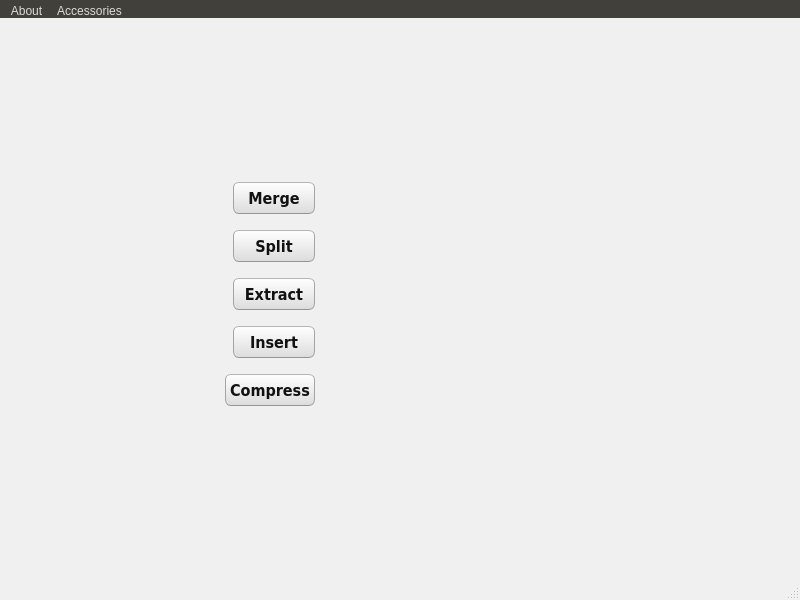
This is mainwindow.ui in FATelarico/PDFutils as Qt 5 draws it before an edit. The edited form follows.
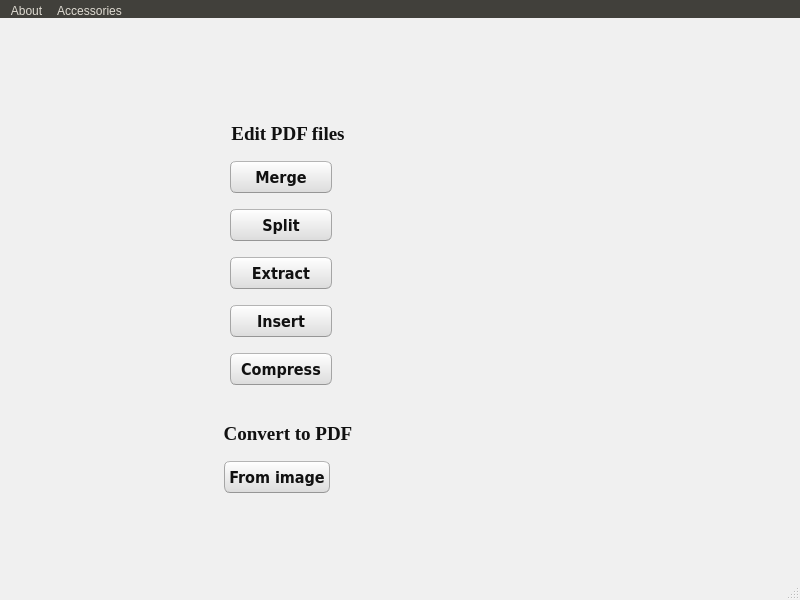
This is the edited form. Icons and pictures are not drawn.

```diff
--- a/mainwindow.ui
+++ b/mainwindow.ui
@@ -528,13 +528,31 @@
 }</string>
   </property>
   <widget class="QWidget" name="centralwidget">
+   <property name="minimumSize">
+    <size>
+     <width>800</width>
+     <height>600</height>
+    </size>
+   </property>
+   <property name="maximumSize">
+    <size>
+     <width>800</width>
+     <height>600</height>
+    </size>
+   </property>
+   <property name="baseSize">
+    <size>
+     <width>800</width>
+     <height>600</height>
+    </size>
+   </property>
    <widget class="QWidget" name="gridLayoutWidget">
     <property name="geometry">
      <rect>
       <x>-1</x>
       <y>0</y>
       <width>801</width>
-      <height>551</height>
+      <height>581</height>
      </rect>
     </property>
     <layout class="QGridLayout" name="grid00">
@@ -575,6 +593,28 @@
         </spacer>
        </item>
        <item>
+        <widget class="QFrame" name="verticalFrame">
+         <property name="minimumSize">
+          <size>
+           <width>0</width>
+           <height>0</height>
+          </size>
+         </property>
+         <layout class="QVBoxLayout" name="verticalLayout_7">
+          <item>
+           <spacer name="vpsc08a">
+            <property name="orientation">
+             <enum>Qt::Vertical</enum>
+            </property>
+            <property name="sizeHint" stdset="0">
+             <size>
+              <width>20</width>
+              <height>40</height>
+             </size>
+            </property>
+           </spacer>
+          </item>
+          <item>
         <layout class="QVBoxLayout" name="vbox02">
          <property name="spacing">
           <number>16</number>
@@ -592,17 +632,21 @@
           <number>2</number>
          </property>
          <item>
-          <spacer name="vpsc02b">
-           <property name="orientation">
-            <enum>Qt::Vertical</enum>
-           </property>
-           <property name="sizeHint" stdset="0">
-            <size>
-             <width>20</width>
-             <height>40</height>
-            </size>
-           </property>
-          </spacer>
+             <widget class="QLabel" name="label">
+              <property name="font">
+               <font>
+                <family>Liberation Serif</family>
+                <pointsize>14</pointsize>
+                <bold>true</bold>
+               </font>
+              </property>
+              <property name="text">
+               <string>Edit PDF files</string>
+              </property>
+              <property name="alignment">
+               <set>Qt::AlignCenter</set>
+              </property>
+             </widget>
          </item>
          <item>
           <layout class="QHBoxLayout" name="hbox03">
@@ -1076,15 +1120,173 @@
            <property name="orientation">
             <enum>Qt::Vertical</enum>
            </property>
+              <property name="sizeType">
+               <enum>QSizePolicy::MinimumExpanding</enum>
+              </property>
            <property name="sizeHint" stdset="0">
             <size>
              <width>20</width>
-             <height>40</height>
+                <height>20</height>
             </size>
            </property>
           </spacer>
          </item>
-        </layout>
+            <item>
+             <layout class="QVBoxLayout" name="vbox08">
+              <property name="spacing">
+               <number>16</number>
+              </property>
+              <property name="leftMargin">
+               <number>2</number>
+              </property>
+              <property name="topMargin">
+               <number>2</number>
+              </property>
+              <property name="rightMargin">
+               <number>2</number>
+              </property>
+              <property name="bottomMargin">
+               <number>2</number>
+              </property>
+              <item>
+               <widget class="QLabel" name="label2">
+                <property name="font">
+                 <font>
+                  <family>Liberation Serif</family>
+                  <pointsize>14</pointsize>
+                  <bold>true</bold>
+                 </font>
+                </property>
+                <property name="text">
+                 <string>Convert to PDF</string>
+                </property>
+                <property name="alignment">
+                 <set>Qt::AlignCenter</set>
+                </property>
+               </widget>
+              </item>
+              <item>
+               <layout class="QHBoxLayout" name="hbox09">
+                <property name="spacing">
+                 <number>16</number>
+                </property>
+                <property name="leftMargin">
+                 <number>2</number>
+                </property>
+                <property name="rightMargin">
+                 <number>64</number>
+                </property>
+                <item>
+                 <widget class="QLabel" name="icon09">
+                  <property name="minimumSize">
+                   <size>
+                    <width>24</width>
+                    <height>24</height>
+                   </size>
+                  </property>
+                  <property name="maximumSize">
+                   <size>
+                    <width>32</width>
+                    <height>32</height>
+                   </size>
+                  </property>
+                  <property name="baseSize">
+                   <size>
+                    <width>32</width>
+                    <height>32</height>
+                   </size>
+                  </property>
+                  <property name="text">
+                   <string/>
+                  </property>
+                  <property name="pixmap">
+                   <pixmap resource="media.qrc">:/media/image.svg</pixmap>
+                  </property>
+                  <property name="scaledContents">
+                   <bool>true</bool>
+                  </property>
+                  <property name="alignment">
+                   <set>Qt::AlignRight|Qt::AlignTrailing|Qt::AlignVCenter</set>
+                  </property>
+                 </widget>
+                </item>
+                <item>
+                 <widget class="QPushButton" name="btn09_img">
+                  <property name="sizePolicy">
+                   <sizepolicy hsizetype="Preferred" vsizetype="Fixed">
+                    <horstretch>0</horstretch>
+                    <verstretch>0</verstretch>
+                   </sizepolicy>
+                  </property>
+                  <property name="minimumSize">
+                   <size>
+                    <width>64</width>
+                    <height>32</height>
+                   </size>
+                  </property>
+                  <property name="maximumSize">
+                   <size>
+                    <width>256</width>
+                    <height>32</height>
+                   </size>
+                  </property>
+                  <property name="baseSize">
+                   <size>
+                    <width>128</width>
+                    <height>32</height>
+                   </size>
+                  </property>
+                  <property name="font">
+                   <font>
+                    <family>DejaVu Sans Condensed</family>
+                    <pointsize>12</pointsize>
+                    <bold>true</bold>
+                   </font>
+                  </property>
+                  <property name="mouseTracking">
+                   <bool>true</bool>
+                  </property>
+                  <property name="tabletTracking">
+                   <bool>false</bool>
+                  </property>
+                  <property name="autoFillBackground">
+                   <bool>false</bool>
+                  </property>
+                  <property name="text">
+                   <string>From image</string>
+                  </property>
+                  <property name="iconSize">
+                   <size>
+                    <width>24</width>
+                    <height>24</height>
+                   </size>
+                  </property>
+                 </widget>
+                </item>
+               </layout>
+              </item>
+             </layout>
+            </item>
+           </layout>
+          </item>
+          <item>
+           <spacer name="vpsc02a_2">
+            <property name="orientation">
+             <enum>Qt::Vertical</enum>
+            </property>
+            <property name="sizeType">
+             <enum>QSizePolicy::MinimumExpanding</enum>
+            </property>
+            <property name="sizeHint" stdset="0">
+             <size>
+              <width>20</width>
+              <height>10</height>
+             </size>
+            </property>
+           </spacer>
+          </item>
+         </layout>
+        </widget>
        </item>
        <item>
         <spacer name="hspc01a">
```
Left out of the diff: 2 changed lines with no effect on the pictures. Lines whose indentation alone changed are shown as unchanged.
